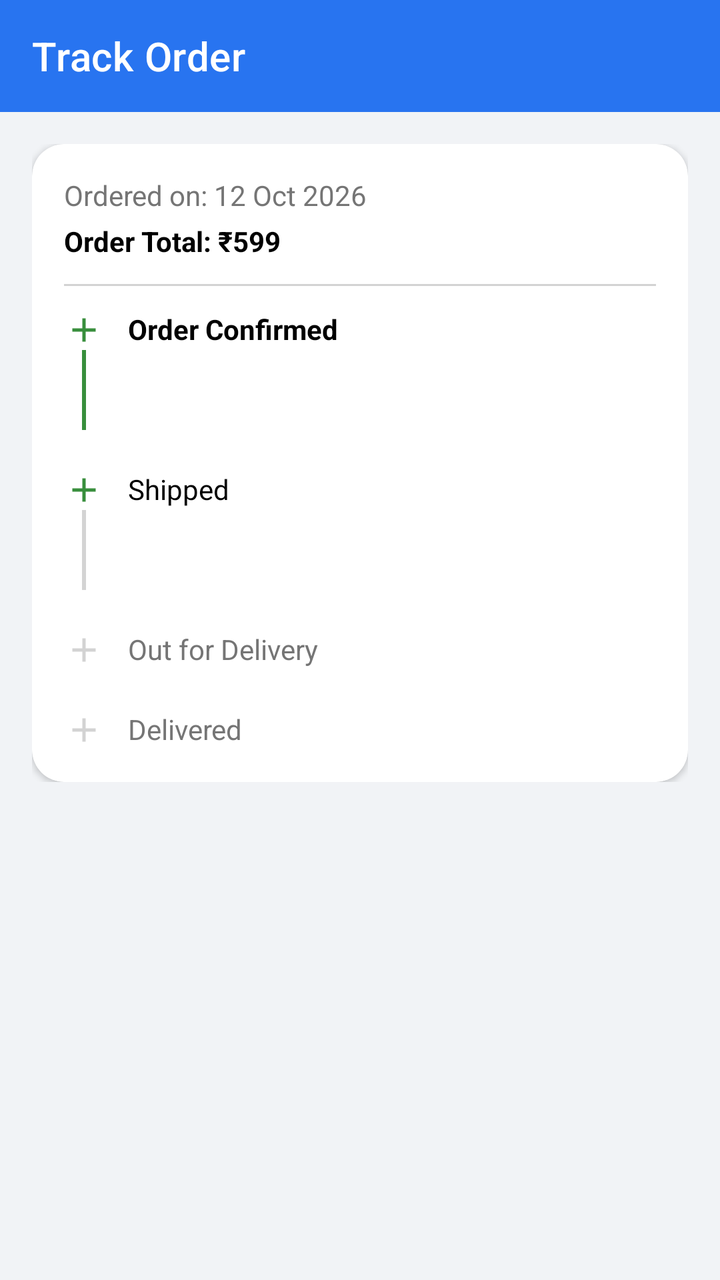
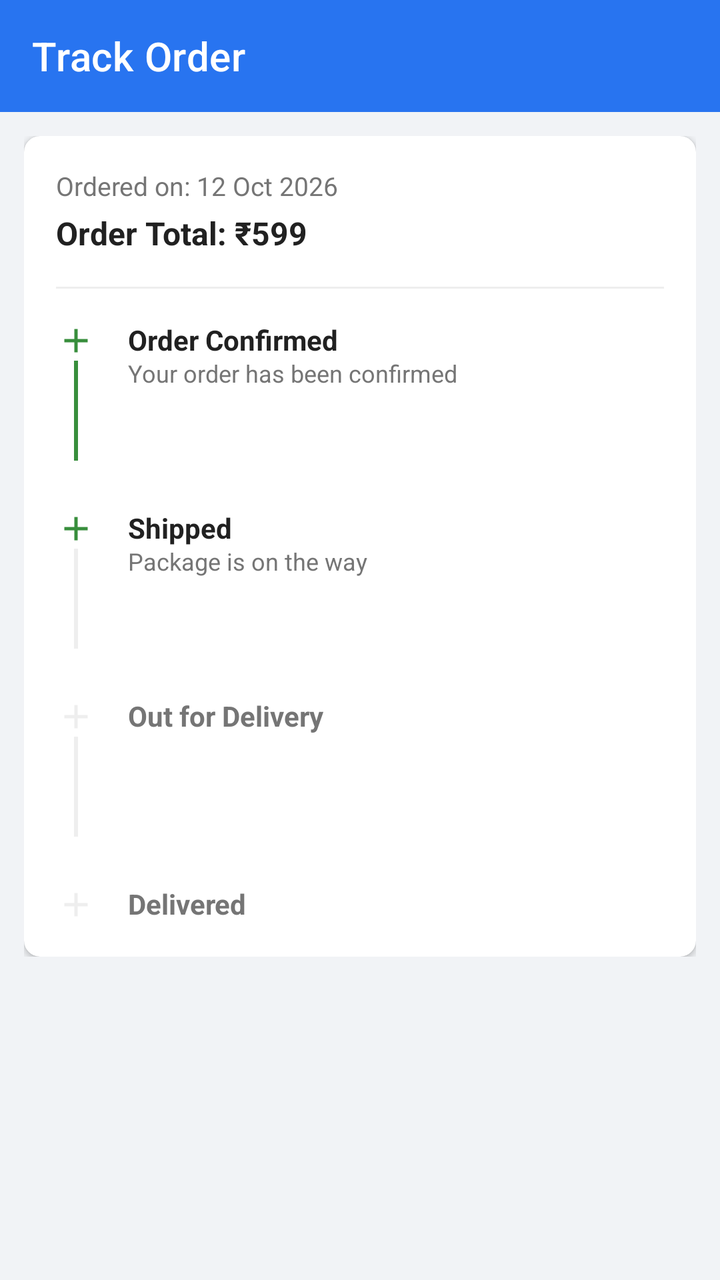

The first picture is an Android layout as it rendered before a commit; the second is the same layout after the commit. The layout source and the unified diff follow.
<!-- AndroidManifest.xml: application theme Theme.SKRozaanaBazaar -->
<!-- res/layout/activity_order_tracking.xml -->
<?xml version="1.0" encoding="utf-8"?>
<LinearLayout xmlns:android="http://schemas.android.com/apk/res/android"
    xmlns:app="http://schemas.android.com/apk/res-auto"
    android:layout_width="match_parent"
    android:layout_height="match_parent"
    android:orientation="vertical">

    <androidx.appcompat.widget.Toolbar
        android:id="@+id/toolbar"
        android:layout_width="match_parent"
        android:layout_height="?attr/actionBarSize"
        android:background="#2874F0"
        app:title="Track Order"
        app:titleTextColor="#FFFFFF" />

    <ScrollView
        android:layout_width="match_parent"
        android:layout_height="match_parent"
        android:background="#F1F3F6">

        <LinearLayout
            android:layout_width="match_parent"
            android:layout_height="wrap_content"
            android:orientation="vertical"
            android:padding="16dp">

            <com.google.android.material.card.MaterialCardView
                android:layout_width="match_parent"
                android:layout_height="wrap_content"
                app:cardElevation="2dp">

                <LinearLayout
                    android:layout_width="match_parent"
                    android:layout_height="wrap_content"
                    android:orientation="vertical"
                    android:padding="16dp">

                    <TextView
                        android:id="@+id/tvOrderDate"
                        android:layout_width="wrap_content"
                        android:layout_height="wrap_content"
                        android:text="Ordered on: 12 Oct 2026"
                        android:textColor="#757575" />

                    <TextView
                        android:id="@+id/tvOrderTotal"
                        android:layout_width="wrap_content"
                        android:layout_height="wrap_content"
                        android:layout_marginTop="4dp"
                        android:text="Order Total: ₹599"
                        android:textColor="#000000"
                        android:textStyle="bold" />

                    <View
                        android:layout_width="match_parent"
                        android:layout_height="1dp"
                        android:layout_marginTop="12dp"
                        android:layout_marginBottom="12dp"
                        android:background="#D3D3D3" />

                    
                    <LinearLayout
                        android:layout_width="match_parent"
                        android:layout_height="wrap_content"
                        android:orientation="vertical">

                        <RelativeLayout
                            android:layout_width="match_parent"
                            android:layout_height="wrap_content">
                            <View
                                android:layout_width="2dp"
                                android:layout_height="40dp"
                                android:layout_marginStart="9dp"
                                android:layout_marginTop="20dp"
                                android:background="#388E3C" />
                            <ImageView
                                android:layout_width="20dp"
                                android:layout_height="20dp"
                                android:src="@drawable/ic_add"
                                app:tint="#388E3C" />
                            <TextView
                                android:layout_width="wrap_content"
                                android:layout_height="wrap_content"
                                android:layout_marginStart="32dp"
                                android:text="Order Confirmed"
                                android:textColor="#000000"
                                android:textStyle="bold" />
                        </RelativeLayout>

                        <RelativeLayout
                            android:layout_width="match_parent"
                            android:layout_height="wrap_content"
                            android:layout_marginTop="20dp">
                            <View
                                android:layout_width="2dp"
                                android:layout_height="40dp"
                                android:layout_marginStart="9dp"
                                android:layout_marginTop="20dp"
                                android:background="#D3D3D3" />
                            <ImageView
                                android:layout_width="20dp"
                                android:layout_height="20dp"
                                android:src="@drawable/ic_add"
                                app:tint="#388E3C" />
                            <TextView
                                android:layout_width="wrap_content"
                                android:layout_height="wrap_content"
                                android:layout_marginStart="32dp"
                                android:text="Shipped"
                                android:textColor="#000000" />
                        </RelativeLayout>

                        <RelativeLayout
                            android:layout_width="match_parent"
                            android:layout_height="wrap_content"
                            android:layout_marginTop="20dp">
                            <ImageView
                                android:layout_width="20dp"
                                android:layout_height="20dp"
                                android:src="@drawable/ic_add"
                                app:tint="#D3D3D3" />
                            <TextView
                                android:layout_width="wrap_content"
                                android:layout_height="wrap_content"
                                android:layout_marginStart="32dp"
                                android:text="Out for Delivery"
                                android:textColor="#757575" />
                        </RelativeLayout>

                        <RelativeLayout
                            android:layout_width="match_parent"
                            android:layout_height="wrap_content"
                            android:layout_marginTop="20dp">
                            <ImageView
                                android:layout_width="20dp"
                                android:layout_height="20dp"
                                android:src="@drawable/ic_add"
                                app:tint="#D3D3D3" />
                            <TextView
                                android:layout_width="wrap_content"
                                android:layout_height="wrap_content"
                                android:layout_marginStart="32dp"
                                android:text="Delivered"
                                android:textColor="#757575" />
                        </RelativeLayout>

                    </LinearLayout>
                </LinearLayout>
            </com.google.android.material.card.MaterialCardView>
        </LinearLayout>
    </ScrollView>
</LinearLayout>
<!-- resources referenced by this layout -->
<resources>
  <!-- drawable ic_add (drawable) -->
  <vector xmlns:android="http://schemas.android.com/apk/res/android"
      android:width="24dp"
      android:height="24dp"
      android:viewportWidth="24"
      android:viewportHeight="24">
      <path
          android:fillColor="#FF000000"
          android:pathData="M19,13h-6v6h-2v-6H5v-2h6V5h2v6h6v2Z" />
  </vector>
  <style name="Theme.SKRozaanaBazaar" parent="Theme.MaterialComponents.DayNight.NoActionBar">
          
          <item name="colorPrimary">@color/colorPrimary</item>
          <item name="colorPrimaryVariant">@color/colorPrimary</item>
          <item name="colorOnPrimary">@color/white</item>
          
          <item name="colorSecondary">@color/colorSecondary</item>
          <item name="colorSecondaryVariant">@color/colorSecondary</item>
          <item name="colorOnSecondary">@color/white</item>
          
          <item name="android:statusBarColor" tools:targetApi="l">?attr/colorPrimary</item>
  
          
          <item name="materialButtonStyle">@style/Widget.App.Button</item>
          <item name="materialCardViewStyle">@style/Widget.App.Card</item>
      </style>
  <color name="colorPrimary">#007BFF</color>
  <color name="white">#FFFFFFFF</color>
  <color name="colorSecondary">#FB641B</color>
  <style name="Widget.App.Button" parent="Widget.MaterialComponents.Button">
          <item name="shapeAppearanceOverlay">@style/ShapeAppearance.App.Rounded</item>
          <item name="android:insetTop">0dp</item>
          <item name="android:insetBottom">0dp</item>
          <item name="android:textAllCaps">false</item>
      </style>
  <style name="Widget.App.Card" parent="Widget.MaterialComponents.CardView">
          <item name="shapeAppearanceOverlay">@style/ShapeAppearance.App.Rounded.Large</item>
          <item name="cardElevation">2dp</item>
      </style>
  <style name="ShapeAppearance.App.Rounded" parent="ShapeAppearance.MaterialComponents.SmallComponent">
          <item name="cornerFamily">rounded</item>
          <item name="cornerSize">20dp</item>
      </style>
  <style name="ShapeAppearance.App.Rounded.Large" parent="ShapeAppearance.MaterialComponents.MediumComponent">
          <item name="cornerFamily">rounded</item>
          <item name="cornerSize">16dp</item>
      </style>
</resources>

<!-- the commit's change to res/layout/activity_order_tracking.xml (unified diff, before → after) -->
@@ -3,30 +3,32 @@
     xmlns:app="http://schemas.android.com/apk/res-auto"
     android:layout_width="match_parent"
     android:layout_height="match_parent"
+    android:background="@color/colorBackground"
     android:orientation="vertical">
 
     <androidx.appcompat.widget.Toolbar
         android:id="@+id/toolbar"
         android:layout_width="match_parent"
         android:layout_height="?attr/actionBarSize"
-        android:background="#2874F0"
+        android:background="@color/colorPrimary"
         app:title="Track Order"
-        app:titleTextColor="#FFFFFF" />
+        app:titleTextColor="@color/white" />
 
-    <ScrollView
+    <androidx.core.widget.NestedScrollView
         android:layout_width="match_parent"
-        android:layout_height="match_parent"
-        android:background="#F1F3F6">
+        android:layout_height="match_parent">
 
         <LinearLayout
             android:layout_width="match_parent"
             android:layout_height="wrap_content"
             android:orientation="vertical"
-            android:padding="16dp">
+            android:padding="12dp">
 
             <com.google.android.material.card.MaterialCardView
                 android:layout_width="match_parent"
                 android:layout_height="wrap_content"
+                app:cardBackgroundColor="@color/white"
+                app:cardCornerRadius="8dp"
                 app:cardElevation="2dp">
 
                 <LinearLayout
@@ -40,7 +42,8 @@
                         android:layout_width="wrap_content"
                         android:layout_height="wrap_content"
                         android:text="Ordered on: 12 Oct 2026"
-                        android:textColor="#757575" />
+                        android:textColor="@color/text_secondary"
+                        android:textSize="13sp" />
 
                     <TextView
                         android:id="@+id/tvOrderTotal"
@@ -48,15 +51,16 @@
                         android:layout_height="wrap_content"
                         android:layout_marginTop="4dp"
                         android:text="Order Total: ₹599"
-                        android:textColor="#000000"
+                        android:textColor="@color/text_primary"
+                        android:textSize="16sp"
                         android:textStyle="bold" />
 
                     <View
                         android:layout_width="match_parent"
                         android:layout_height="1dp"
-                        android:layout_marginTop="12dp"
-                        android:layout_marginBottom="12dp"
-                        android:background="#D3D3D3" />
+                        android:layout_marginTop="16dp"
+                        android:layout_marginBottom="16dp"
+                        android:background="@color/colorDivider" />
 
                     
                     <LinearLayout
@@ -64,89 +68,126 @@
                         android:layout_height="wrap_content"
                         android:orientation="vertical">
 
+                        
                         <RelativeLayout
                             android:layout_width="match_parent"
                             android:layout_height="wrap_content">
                             <View
                                 android:layout_width="2dp"
-                                android:layout_height="40dp"
-                                android:layout_marginStart="9dp"
+                                android:layout_height="50dp"
+                                android:layout_marginLeft="9dp"
                                 android:layout_marginTop="20dp"
-                                android:background="#388E3C" />
+                                android:background="@color/colorSuccess" />
                             <ImageView
+                                android:id="@+id/ivStep1"
                                 android:layout_width="20dp"
                                 android:layout_height="20dp"
                                 android:src="@drawable/ic_add"
-                                app:tint="#388E3C" />
+                                app:tint="@color/colorSuccess" />
                             <TextView
                                 android:layout_width="wrap_content"
                                 android:layout_height="wrap_content"
-                                android:layout_marginStart="32dp"
+                                android:layout_marginLeft="36dp"
                                 android:text="Order Confirmed"
-                                android:textColor="#000000"
-                                android:textStyle="bold" />
+                                android:textColor="@color/text_primary"
+                                android:textStyle="bold"
+                                android:textSize="14sp" />
+                            <TextView
+                                android:layout_width="wrap_content"
+                                android:layout_height="wrap_content"
+                                android:layout_marginLeft="36dp"
+                                android:layout_marginTop="18dp"
+                                android:text="Your order has been confirmed"
+                                android:textColor="@color/text_secondary"
+                                android:textSize="12sp" />
                         </RelativeLayout>
 
+                        
                         <RelativeLayout
                             android:layout_width="match_parent"
                             android:layout_height="wrap_content"
-                            android:layout_marginTop="20dp">
+                            android:layout_marginTop="24dp">
                             <View
                                 android:layout_width="2dp"
-                                android:layout_height="40dp"
-                                android:layout_marginStart="9dp"
+                                android:layout_height="50dp"
+                                android:layout_marginLeft="9dp"
                                 android:layout_marginTop="20dp"
-                                android:background="#D3D3D3" />
+                                android:background="@color/colorDivider" />
                             <ImageView
+                                android:id="@+id/ivStep2"
                                 android:layout_width="20dp"
                                 android:layout_height="20dp"
                                 android:src="@drawable/ic_add"
-                                app:tint="#388E3C" />
+                                app:tint="@color/colorSuccess" />
                             <TextView
                                 android:layout_width="wrap_content"
                                 android:layout_height="wrap_content"
-                                android:layout_marginStart="32dp"
+                                android:layout_marginLeft="36dp"
                                 android:text="Shipped"
-                                android:textColor="#000000" />
+                                android:textColor="@color/text_primary"
+                                android:textStyle="bold"
+                                android:textSize="14sp" />
+                            <TextView
+                                android:layout_width="wrap_content"
+                                android:layout_height="wrap_content"
+                                android:layout_marginLeft="36dp"
+                                android:layout_marginTop="18dp"
+                                android:text="Package is on the way"
+                                android:textColor="@color/text_secondary"
+                                android:textSize="12sp" />
                         </RelativeLayout>
 
+                        
                         <RelativeLayout
                             android:layout_width="match_parent"
                             android:layout_height="wrap_content"
-                            android:layout_marginTop="20dp">
+                            android:layout_marginTop="24dp">
+                            <View
+                                android:layout_width="2dp"
+                                android:layout_height="50dp"
+                                android:layout_marginLeft="9dp"
+                                android:layout_marginTop="20dp"
+                                android:background="@color/colorDivider" />
                             <ImageView
+                                android:id="@+id/ivStep3"
                                 android:layout_width="20dp"
                                 android:layout_height="20dp"
                                 android:src="@drawable/ic_add"
-                                app:tint="#D3D3D3" />
+                                app:tint="@color/colorDivider" />
                             <TextView
                                 android:layout_width="wrap_content"
                                 android:layout_height="wrap_content"
-                                android:layout_marginStart="32dp"
+                                android:layout_marginLeft="36dp"
                                 android:text="Out for Delivery"
-                                android:textColor="#757575" />
+                                android:textColor="@color/text_secondary"
+                                android:textStyle="bold"
+                                android:textSize="14sp" />
                         </RelativeLayout>
 
+                        
                         <RelativeLayout
                             android:layout_width="match_parent"
                             android:layout_height="wrap_content"
-                            android:layout_marginTop="20dp">
+                            android:layout_marginTop="24dp">
                             <ImageView
+                                android:id="@+id/ivStep4"
                                 android:layout_width="20dp"
                                 android:layout_height="20dp"
                                 android:src="@drawable/ic_add"
-                                app:tint="#D3D3D3" />
+                                app:tint="@color/colorDivider" />
                             <TextView
                                 android:layout_width="wrap_content"
                                 android:layout_height="wrap_content"
-                                android:layout_marginStart="32dp"
+                                android:layout_marginLeft="36dp"
                                 android:text="Delivered"
-                                android:textColor="#757575" />
+                                android:textColor="@color/text_secondary"
+                                android:textStyle="bold"
+                                android:textSize="14sp" />
                         </RelativeLayout>
 
                     </LinearLayout>
                 </LinearLayout>
             </com.google.android.material.card.MaterialCardView>
         </LinearLayout>
-    </ScrollView>
+    </androidx.core.widget.NestedScrollView>
 </LinearLayout>
<!-- resource entries referenced after the edit -->
@@ -1,5 +1,7 @@
 <!-- resources referenced by this layout -->
 <resources>
+  <color name="colorBackground">#F1F3F6</color>
+  <color name="colorDivider">#EEEEEE</color>
   <!-- drawable ic_add (drawable) -->
   <vector xmlns:android="http://schemas.android.com/apk/res/android"
       android:width="24dp"
@@ -26,7 +28,10 @@
           <item name="materialButtonStyle">@style/Widget.App.Button</item>
           <item name="materialCardViewStyle">@style/Widget.App.Card</item>
       </style>
-  <color name="colorPrimary">#007BFF</color>
+  <color name="colorPrimary">#2874F0</color>
+  <color name="colorSuccess">#388E3C</color>
+  <color name="text_primary">#212121</color>
+  <color name="text_secondary">#757575</color>
   <color name="white">#FFFFFFFF</color>
   <color name="colorSecondary">#FB641B</color>
   <style name="Widget.App.Button" parent="Widget.MaterialComponents.Button">
@@ -37,15 +42,16 @@
       </style>
   <style name="Widget.App.Card" parent="Widget.MaterialComponents.CardView">
           <item name="shapeAppearanceOverlay">@style/ShapeAppearance.App.Rounded.Large</item>
-          <item name="cardElevation">2dp</item>
+          <item name="cardElevation">1dp</item>
+          <item name="android:layout_margin">4dp</item>
       </style>
   <style name="ShapeAppearance.App.Rounded" parent="ShapeAppearance.MaterialComponents.SmallComponent">
           <item name="cornerFamily">rounded</item>
-          <item name="cornerSize">20dp</item>
+          <item name="cornerSize">4dp</item>
       </style>
   <style name="ShapeAppearance.App.Rounded.Large" parent="ShapeAppearance.MaterialComponents.MediumComponent">
           <item name="cornerFamily">rounded</item>
-          <item name="cornerSize">16dp</item>
+          <item name="cornerSize">8dp</item>
       </style>
 </resources>
 
